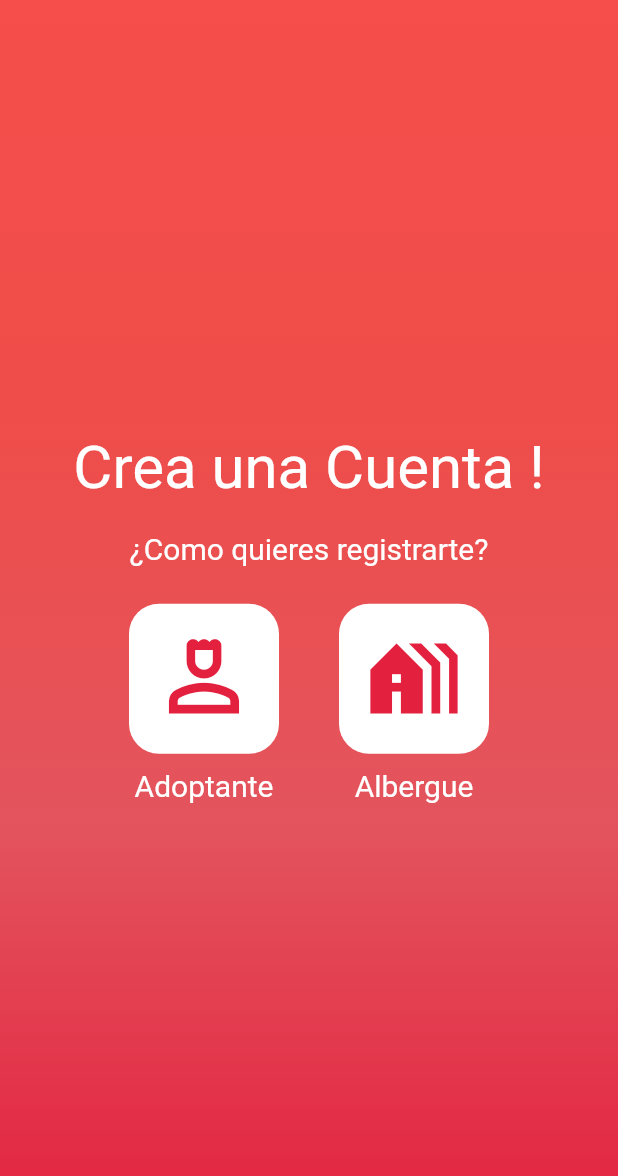
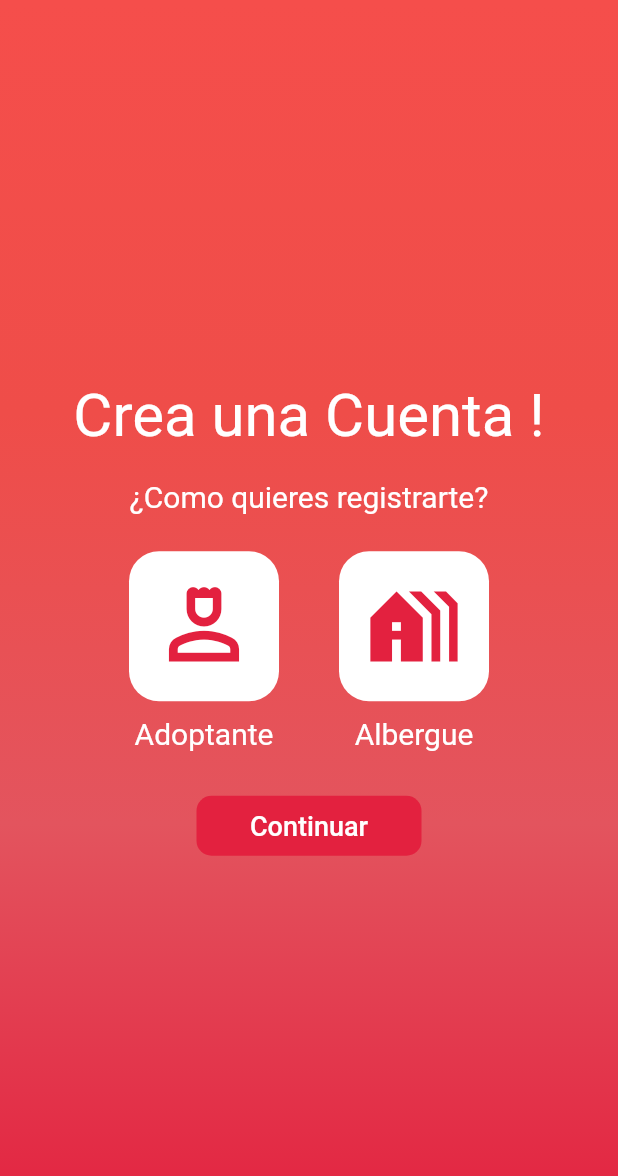
Before and after one commit to Matchipet/Matchipet-Mobile, a Flutter app: the RegisterOptionsBackground screen opened directly, on a phone screen of 412 x 824 dp. Shown: the top 1176 px of the screen. Run offline on Flutter 3.47's test engine with Material 2 defaults, Android fonts, the phone set to English and light mode, and no system bars; our stand-ins replace fluttertoast; Roboto replaces fonts that are missing (Montserrat).

Commit message:
register flow

```diff
--- a/lib/main.dart
+++ b/lib/main.dart
@@ -13,7 +13,7 @@ class MyApp extends StatelessWidget {
   Widget build(BuildContext context) {
     return MaterialApp(
       debugShowCheckedModeBanner: false,
-      home: RegisterOptionsBackground(),
+      home: LoginPage(),
       theme: ThemeData(
         primarySwatch: Colors.red,
         fontFamily: 'Montserrat',
--- a/lib/pages/login_page.dart
+++ b/lib/pages/login_page.dart
@@ -118,6 +118,7 @@ class LoginPage extends StatelessWidget {
                           shape: RoundedRectangleBorder(
                             borderRadius: BorderRadius.circular(20),
                           ),
+                          elevation: 0, // Establecer la elevación a 0 para quitar la sombra
                         ),
                         onPressed: () {},
                         child: Text(
@@ -127,6 +128,7 @@ class LoginPage extends StatelessWidget {
                           ),
                         ),
                       ),
+
                       SizedBox(height: 15), // Espacio entre los campos de texto y el botón
                       //REGISTRARSE
                       Row(
@@ -140,7 +142,7 @@ class LoginPage extends StatelessWidget {
                           ),
                           GestureDetector(
                             onTap: () {
-                              Navigator.push(context,MaterialPageRoute(builder: (context)=>RegisterPage()));
+                              Navigator.push(context,MaterialPageRoute(builder: (context)=>RegisterOptionsBackground()));
                             },
                             child: Text(
                               "  Registrate ahora",
--- a/lib/pages/register_page.dart
+++ b/lib/pages/register_page.dart
@@ -10,6 +10,7 @@ class RegisterOptionsBackground extends StatefulWidget {
 }
 
 class _RegisterOptionsBackgroundState extends State<RegisterOptionsBackground> {
+  String selectedUserType = "none";
   Color adoptanteButtonColor = Colors.white;
   Color adoptanteIconColor = Color(0xffe3213f);
   Color albergueButtonColor = Colors.white;
@@ -17,6 +18,7 @@ class _RegisterOptionsBackgroundState extends State<RegisterOptionsBackground> {
 
   void _selectAdoptante() {
     setState(() {
+      selectedUserType = "adoptante";
       adoptanteButtonColor = Color(0xffe3213f);
       adoptanteIconColor = Colors.white;
       albergueButtonColor = Colors.white;
@@ -26,11 +28,21 @@ class _RegisterOptionsBackgroundState extends State<RegisterOptionsBackground> {
 
   void _selectAlbergue() {
     setState(() {
+      selectedUserType = "albergue";
       adoptanteButtonColor = Colors.white;
       adoptanteIconColor = Color(0xffe3213f);
       albergueButtonColor = Color(0xffe3213f);
       albergueIconColor = Colors.white;
     });
+  }
+
+  void _continueRegistration() {
+    if (selectedUserType == "adoptante") {
+      Navigator.push(context, MaterialPageRoute(builder: (context) => RegisterPage()));
+    }
+    if (selectedUserType == "albergue") {
+      Navigator.push(context, MaterialPageRoute(builder: (context) => RegisterPageShelter()));
+    }
   }
 
   @override
@@ -136,6 +148,31 @@ class _RegisterOptionsBackgroundState extends State<RegisterOptionsBackground> {
                     ),
                   ],
                 ),
+                Padding(
+                  padding: const EdgeInsets.fromLTRB(0,30,0,0),
+                  child: SizedBox(
+                    width: 150, // Ajusta el ancho del botón según tus necesidades
+                    height: 40, // Ajusta el alto del botón según tus necesidades
+                    child: TextButton(
+                      style: TextButton.styleFrom(
+                        backgroundColor: Color(0xffe3213f),
+                        shape: RoundedRectangleBorder(
+                          borderRadius: BorderRadius.circular(10),
+                        ),
+                      ),
+                      onPressed: _continueRegistration,
+                      child: Text(
+                        "Continuar",
+                        style: TextStyle(
+                          fontSize: 18,
+                          color: Colors.white,
+                        ),
+                      ),
+                    ),
+                  ),
+                ),
+
+
               ],
             ),
           ),
@@ -300,6 +337,7 @@ class _RegisterPageState extends State<RegisterPage> {
                           shape: RoundedRectangleBorder(
                             borderRadius: BorderRadius.circular(20),
                           ),
+                          elevation: 0, // Establecer la elevación a 0 para quitar la sombra
                         ),
                         onPressed: () {
                           Navigator.push(context,MaterialPageRoute(builder: (context)=>RegisterPageStep()));
@@ -571,6 +609,8 @@ class _RegisterPageStepState extends State<RegisterPageStep> {
                           shape: RoundedRectangleBorder(
                             borderRadius: BorderRadius.circular(20),
                           ),
+                          elevation: 0, // Establecer la elevación a 0 para quitar la sombra
+
                         ),
                         onPressed: () {},
                         child: Text(
@@ -783,6 +823,8 @@ class _RegisterPageShelterState extends State<RegisterPageShelter> {
                           shape: RoundedRectangleBorder(
                             borderRadius: BorderRadius.circular(20),
                           ),
+                          elevation: 0, // Establecer la elevación a 0 para quitar la sombra
+
                         ),
                         onPressed: () {
                           Navigator.push(context,MaterialPageRoute(builder: (context)=>RegisterPageShelterStep()));
@@ -995,6 +1037,8 @@ class _RegisterPageShelterStepState extends State<RegisterPageShelterStep> {
                           shape: RoundedRectangleBorder(
                             borderRadius: BorderRadius.circular(20),
                           ),
+                          elevation: 0, // Establecer la elevación a 0 para quitar la sombra
+
                         ),
                         onPressed: () {},
                         child: Text(
```
